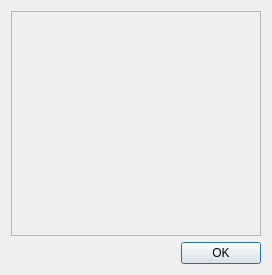
This is GUI/resources/error_dialog.ui in Drahness/Parkingson as Qt 5 draws it before an edit. The edited form follows.
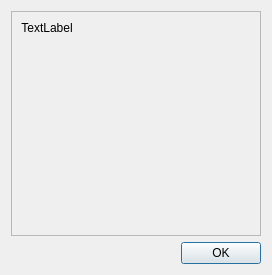
This is the edited form.

Patch:
```diff
--- a/GUI/resources/error_dialog.ui
+++ b/GUI/resources/error_dialog.ui
@@ -15,8 +15,6 @@
   </property>
   <layout class="QVBoxLayout" name="verticalLayout_2">
    <item>
-    <layout class="QVBoxLayout" name="verticalLayout">
-     <item>
       <widget class="QScrollArea" name="scrollArea">
        <property name="widgetResizable">
         <bool>true</bool>
@@ -26,26 +24,15 @@
          <rect>
           <x>0</x>
           <y>0</y>
-          <width>250</width>
-          <height>219</height>
-         </rect>
-        </property>
-        <layout class="QVBoxLayout" name="verticalLayout_3">
-         <item>
-          <widget class="QLabel" name="label">
-           <property name="sizePolicy">
-            <sizepolicy hsizetype="Expanding" vsizetype="Expanding">
-             <horstretch>0</horstretch>
-             <verstretch>0</verstretch>
-            </sizepolicy>
-           </property>
-           <property name="font">
-            <font>
-             <pointsize>14</pointsize>
-            </font>
-           </property>
+        <width>252</width>
+        <height>226</height>
+       </rect>
+      </property>
+      <layout class="QFormLayout" name="formLayout">
+       <item row="0" column="0">
+        <widget class="QLabel" name="error_text">
            <property name="text">
-            <string/>
+          <string>TextLabel</string>
            </property>
            <property name="alignment">
             <set>Qt::AlignCenter</set>
@@ -55,8 +42,6 @@
         </layout>
        </widget>
       </widget>
-     </item>
-    </layout>
    </item>
    <item>
     <widget class="QDialogButtonBox" name="buttonBox">
```
Lines whose indentation alone changed are shown as unchanged.
